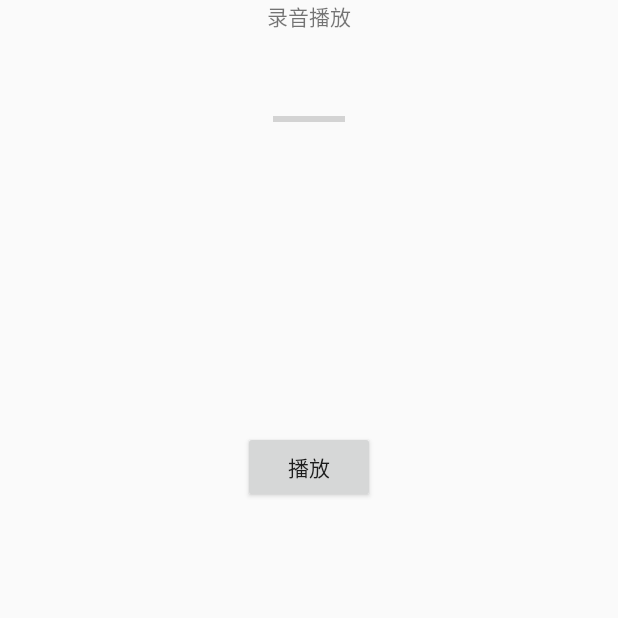
After one commit to Sam-Leu/SoundRecorder, an Android app: the PlayActivity screen opened directly, with no data from a screen before it, on a phone screen of 412 x 824 dp, the top half of it. The commit adds this screen. Run offline under Robolectric (Android 15) with nearby library versions, the phone set to English and light mode, and no system bars; 1 statement that could not run was skipped.

Commit message:
删除弹窗和播放activity

```diff
--- /dev/null
+++ b/app/src/main/java/com/example/one/soundrecorder/PlayActivity.java
@@ -0,0 +1,73 @@
+package com.example.one.soundrecorder;
+
+import android.content.Intent;
+import android.media.MediaPlayer;
+import android.os.Environment;
+import android.support.v7.app.AppCompatActivity;
+import android.os.Bundle;
+import android.util.Log;
+import android.view.View;
+import android.widget.Button;
+import android.widget.ProgressBar;
+
+import java.io.File;
+import java.io.IOException;
+
+public class PlayActivity extends AppCompatActivity implements View.OnClickListener {
+
+    private Button play;
+    private ProgressBar progressBar;
+    private MediaPlayer mediaPlayer = new MediaPlayer();
+    private String filePath = "/storage/emulated/0/sounds/";
+
+    @Override
+    protected void onCreate(Bundle savedInstanceState) {
+        super.onCreate(savedInstanceState);
+        setContentView(R.layout.activity_play);
+        Intent intent = getIntent();
+        String fileName = intent.getStringExtra("fileName");
+        Log.d("4test", "is"+fileName);
+
+        play = (Button)findViewById(R.id.btn_play);
+        progressBar = (ProgressBar) findViewById(R.id.bar_progress);
+
+        play.setOnClickListener(PlayActivity.this);
+
+        initMediaPlayer(fileName);
+    }
+
+    private void initMediaPlayer(String fileName){
+        try {
+            File file = new File(Environment.getExternalStorageDirectory(),fileName);
+            mediaPlayer.setDataSource(filePath);  //指定音频文件的路径
+            mediaPlayer.prepare();  //让Mediaplayer进入到准备状态
+        } catch (IOException e) {
+            e.printStackTrace();
+        }
+    }
+
+    @Override
+    public void onClick(View v) {
+        switch (v.getId()){
+
+            case R.id.btn_play:
+                if(!mediaPlayer.isPlaying()){
+                    mediaPlayer.start();    //开始播放
+                    Log.d("4test", "Start play");
+                }
+                break;
+
+            default:
+                break;
+        }
+    }
+
+    @Override
+    protected void onDestroy() {
+        super.onDestroy();
+        if(mediaPlayer != null){
+            mediaPlayer.stop();
+            mediaPlayer.release();
+        }
+    }
+}
--- a/app/src/main/res/anim/operate_in.xml
+++ b/app/src/main/res/anim/operate_bottom_out.xml
@@ -5,7 +5,7 @@
         xmlns:android="http://schemas.android.com/apk/res/android"
         android:fromYDelta="0"
         android:toYDelta="0"
-        android:duration="300">
+        android:duration="500">
     </translate>
 
 </set>
--- /dev/null
+++ b/app/src/main/res/layout/activity_play.xml
@@ -0,0 +1,36 @@
+<?xml version="1.0" encoding="utf-8"?>
+<LinearLayout xmlns:android="http://schemas.android.com/apk/res/android"
+    xmlns:app="http://schemas.android.com/apk/res-auto"
+    xmlns:tools="http://schemas.android.com/tools"
+    android:layout_width="match_parent"
+    android:layout_height="match_parent"
+    android:orientation="vertical"
+    tools:context=".PlayActivity">
+
+    <TextView
+        android:id="@+id/tv_title"
+        android:layout_width="wrap_content"
+        android:layout_height="wrap_content"
+        android:layout_gravity="center"
+        android:text="录音播放"/>
+
+    <ProgressBar
+        android:id="@+id/bar_progress"
+        android:layout_width="wrap_content"
+        android:layout_height="wrap_content"
+        android:layout_marginTop="50dp"
+        android:layout_gravity="center"
+        android:max="100"
+        style="@style/Base.Widget.AppCompat.ProgressBar.Horizontal"/>
+
+
+    <Button
+        android:id="@+id/btn_play"
+        android:layout_width="wrap_content"
+        android:layout_height="wrap_content"
+        android:layout_gravity="center"
+        android:layout_marginTop="200dp"
+        android:layout_alignParentBottom="true"
+        android:text="播放"/>
+
+</LinearLayout>
--- a/app/src/main/res/values/strings.xml
+++ b/app/src/main/res/values/strings.xml
@@ -5,4 +5,7 @@
     <string name="setting">设置</string>
     <string name="cancel">取消</string>
     <string name="initialZero">00:00:00</string>
+
+    <!-- TODO: Remove or change this placeholder text -->
+    <string name="hello_blank_fragment">Hello blank fragment</string>
 </resources>
```
Also changed, not shown: app/src/main/AndroidManifest.xml (+10 -12 lines), app/src/main/java/com/example/one/soundrecorder/RecordActivity.java (+163 -111 lines), app/src/main/res/anim/operate_top_in.xml (added, +13 -0 lines), app/src/main/res/anim/operate_top_out.xml (added, +11 -0 lines), app/src/main/res/layout/activity_record.xml (+49 -10 lines), app/src/main/res/values/styles.xml (+31 -0 lines), app/src/main/res/anim/operate_bottom_in.xml (renamed from app/src/main/res/anim/operate_out.xml).
